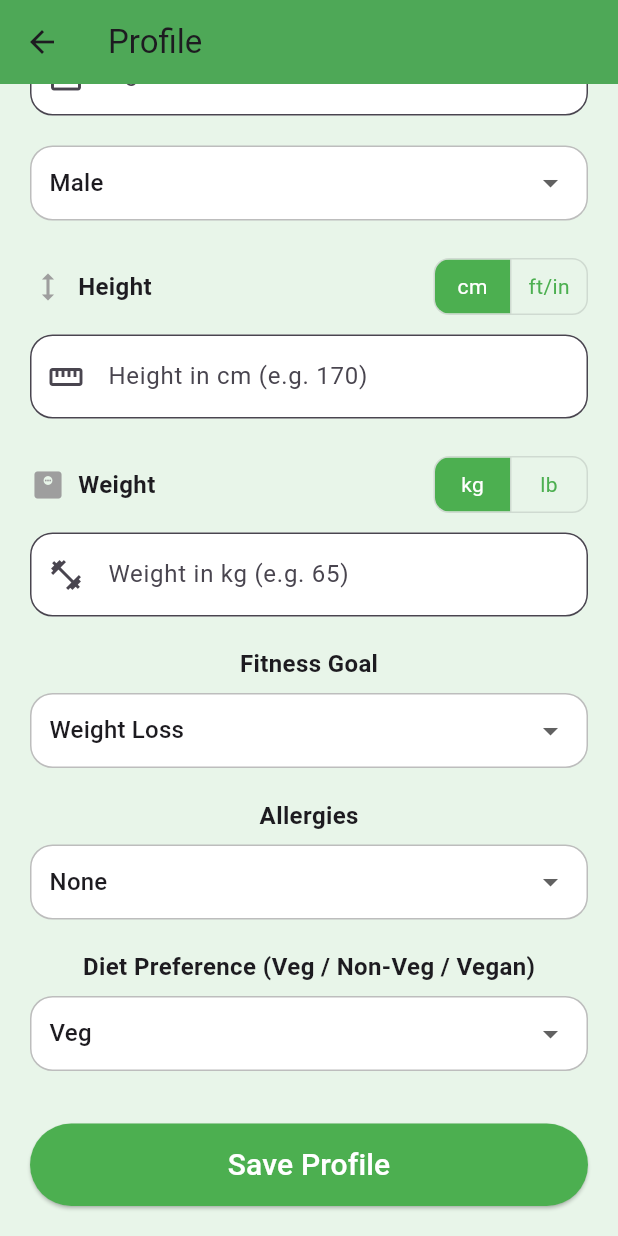
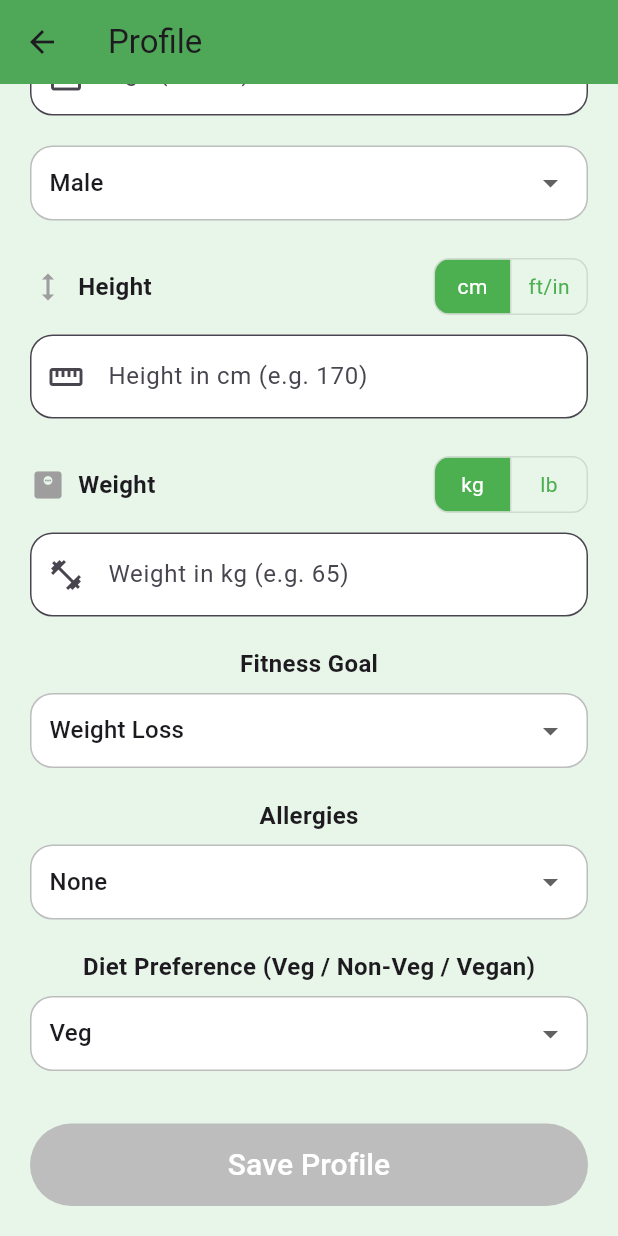
Before and after one commit to sowmyameenuga/Nutrimeal-, a Flutter app: the ProfileScreen screen opened by its route, scrolled down 256 dp, on a phone screen of 412 x 824 dp. Run offline on Flutter 3.47's test engine with Material 3 defaults, Android fonts, the phone set to English and light mode, and no system bars; our stand-ins replace shared_preferences; accounts and stored records are empty; network calls fail.

Commit message:
feat: add strict input validation - name letters only, age 1-100, height/weight numeric with limits, disable save until valid

```diff
--- a/lib/screens/profile_screen.dart
+++ b/lib/screens/profile_screen.dart
@@ -1,4 +1,5 @@
 import 'package:flutter/material.dart';
+import 'package:flutter/services.dart';
 import '../services/profile_service.dart';
 
 class ProfileScreen extends StatefulWidget {
@@ -27,6 +28,8 @@ class _ProfileScreenState extends State<ProfileScreen> {
   String _weightUnit = "kg"; // "kg" or "lb"
 
   // Validation error messages
+  String? _nameError;
+  String? _ageError;
   String? _heightError;
   String? _weightError;
 
@@ -120,7 +123,27 @@ class _ProfileScreenState extends State<ProfileScreen> {
     return val;
   }
 
-  /// Validate height and return error string or null
+  // ─── Validation Methods ────────────────────────────────────────────
+
+  String? _validateName() {
+    final name = nameController.text.trim();
+    if (name.isEmpty) return "Please enter your name";
+    if (name.length < 2) return "Name must be at least 2 characters";
+    if (!RegExp(r'^[a-zA-Z\s]+$').hasMatch(name)) {
+      return "Name can only contain letters and spaces";
+    }
+    return null;
+  }
+
+  String? _validateAge() {
+    final text = ageController.text.trim();
+    if (text.isEmpty) return "Please enter your age";
+    final age = int.tryParse(text);
+    if (age == null) return "Age must be a number";
+    if (age < 1 || age > 100) return "Age must be between 1 and 100";
+    return null;
+  }
+
   String? _validateHeight() {
     final cm = _getHeightInCm();
     if (cm == null) return "Please enter your height";
@@ -134,7 +157,6 @@ class _ProfileScreenState extends State<ProfileScreen> {
     return null;
   }
 
-  /// Validate weight and return error string or null
   String? _validateWeight() {
     final kg = _getWeightInKg();
     if (kg == null) return "Please enter your weight";
@@ -148,11 +170,22 @@ class _ProfileScreenState extends State<ProfileScreen> {
     return null;
   }
 
+  /// Returns true if the form is currently valid (for enabling/disabling Save button)
+  bool get _isFormValid {
+    return nameController.text.trim().isNotEmpty &&
+        ageController.text.trim().isNotEmpty &&
+        (_heightUnit == "cm"
+            ? heightController.text.trim().isNotEmpty
+            : (heightFeetController.text.trim().isNotEmpty || heightInchesController.text.trim().isNotEmpty)) &&
+        weightController.text.trim().isNotEmpty;
+  }
+
+  // ─── Unit Conversion ───────────────────────────────────────────────
+
   void _onHeightUnitChanged(String newUnit) {
     if (newUnit == _heightUnit) return;
 
     if (_heightUnit == "cm" && newUnit == "ft") {
-      // Convert current cm value to ft/in
       final cm = double.tryParse(heightController.text.trim());
       if (cm != null) {
         _setCmToFeetInches(cm);
@@ -161,7 +194,6 @@ class _ProfileScreenState extends State<ProfileScreen> {
         heightInchesController.clear();
       }
     } else if (_heightUnit == "ft" && newUnit == "cm") {
-      // Convert current ft/in to cm
       final cm = _getHeightInCm();
       if (cm != null) {
         heightController.text = cm.toStringAsFixed(1);
@@ -194,16 +226,22 @@ class _ProfileScreenState extends State<ProfileScreen> {
     });
   }
 
+  // ─── Save ──────────────────────────────────────────────────────────
+
   Future<void> saveProfile() async {
-    // Validate
+    // Run all validations
+    final nameErr = _validateName();
+    final ageErr = _validateAge();
     final heightErr = _validateHeight();
     final weightErr = _validateWeight();
     setState(() {
+      _nameError = nameErr;
+      _ageError = ageErr;
       _heightError = heightErr;
       _weightError = weightErr;
     });
 
-    if (heightErr != null || weightErr != null) return;
+    if (nameErr != null || ageErr != null || heightErr != null || weightErr != null) return;
 
     setState(() => _isSaving = true);
 
@@ -211,8 +249,8 @@ class _ProfileScreenState extends State<ProfileScreen> {
     final weightKg = _getWeightInKg()!;
 
     final response = await ProfileService.saveProfile(
-      name: nameController.text,
-      age: ageController.text,
+      name: nameController.text.trim(),
+      age: ageController.text.trim(),
       gender: selectedGender,
       heightCm: heightCm.toStringAsFixed(1),
       weightKg: weightKg.toStringAsFixed(1),
@@ -273,10 +311,45 @@ class _ProfileScreenState extends State<ProfileScreen> {
 
             const SizedBox(height: 25),
 
-            textField(controller: nameController, hint: "Full Name", icon: Icons.person),
+            // NAME — letters and spaces only
+            TextField(
+              controller: nameController,
+              keyboardType: TextInputType.name,
+              inputFormatters: [
+                FilteringTextInputFormatter.allow(RegExp(r'[a-zA-Z\s]')),
+                LengthLimitingTextInputFormatter(50),
+              ],
+              decoration: InputDecoration(
+                hintText: "Full Name",
+                prefixIcon: const Icon(Icons.person),
+                border: OutlineInputBorder(borderRadius: BorderRadius.circular(15)),
+                filled: true,
+                fillColor: Colors.white,
+                errorText: _nameError,
+              ),
+              onChanged: (_) => setState(() => _nameError = null),
+            ),
             const SizedBox(height: 20),
 
-            textField(controller: ageController, hint: "Age", icon: Icons.calendar_today),
+            // AGE — numbers only, 1-100
+            TextField(
+              controller: ageController,
+              keyboardType: TextInputType.number,
+              inputFormatters: [
+                FilteringTextInputFormatter.digitsOnly,
+                LengthLimitingTextInputFormatter(3),
+                _MaxValueInputFormatter(100),
+              ],
+              decoration: InputDecoration(
+                hintText: "Age (1–100)",
+                prefixIcon: const Icon(Icons.calendar_today),
+                border: OutlineInputBorder(borderRadius: BorderRadius.circular(15)),
+                filled: true,
+                fillColor: Colors.white,
+                errorText: _ageError,
+              ),
+              onChanged: (_) => setState(() => _ageError = null),
+            ),
             const SizedBox(height: 20),
 
             dropdownBox(
@@ -341,8 +414,12 @@ class _ProfileScreenState extends State<ProfileScreen> {
               width: double.infinity,
               height: 55,
               child: ElevatedButton(
-                onPressed: _isSaving ? null : saveProfile,
-                style: ElevatedButton.styleFrom(backgroundColor: Colors.green),
+                // Disable button if form is incomplete
+                onPressed: (_isSaving || !_isFormValid) ? null : saveProfile,
+                style: ElevatedButton.styleFrom(
+                  backgroundColor: Colors.green,
+                  disabledBackgroundColor: Colors.grey.shade400,
+                ),
                 child: _isSaving
                     ? const CircularProgressIndicator(color: Colors.white)
                     : const Text(
@@ -392,7 +469,12 @@ class _ProfileScreenState extends State<ProfileScreen> {
         if (_heightUnit == "cm")
           TextField(
             controller: heightController,
-            keyboardType: TextInputType.number,
+            keyboardType: const TextInputType.numberWithOptions(decimal: true),
+            inputFormatters: [
+              FilteringTextInputFormatter.allow(RegExp(r'[\d.]')),
+              LengthLimitingTextInputFormatter(5), // e.g. 250.0
+              _SingleDecimalFormatter(),
+            ],
             decoration: InputDecoration(
               hintText: "Height in cm (e.g. 170)",
               prefixIcon: const Icon(Icons.straighten),
@@ -411,6 +493,11 @@ class _ProfileScreenState extends State<ProfileScreen> {
                 child: TextField(
                   controller: heightFeetController,
                   keyboardType: TextInputType.number,
+                  inputFormatters: [
+                    FilteringTextInputFormatter.digitsOnly,
+                    LengthLimitingTextInputFormatter(1), // max 8 feet
+                    _MaxValueInputFormatter(8),
+                  ],
                   decoration: InputDecoration(
                     hintText: "Feet",
                     suffixText: "ft",
@@ -426,6 +513,11 @@ class _ProfileScreenState extends State<ProfileScreen> {
                 child: TextField(
                   controller: heightInchesController,
                   keyboardType: TextInputType.number,
+                  inputFormatters: [
+                    FilteringTextInputFormatter.digitsOnly,
+                    LengthLimitingTextInputFormatter(2), // max 11 inches
+                    _MaxValueInputFormatter(11),
+                  ],
                   decoration: InputDecoration(
                     hintText: "Inches",
                     suffixText: "in",
@@ -479,7 +571,12 @@ class _ProfileScreenState extends State<ProfileScreen> {
         const SizedBox(height: 8),
         TextField(
           controller: weightController,
-          keyboardType: TextInputType.number,
+          keyboardType: const TextInputType.numberWithOptions(decimal: true),
+          inputFormatters: [
+            FilteringTextInputFormatter.allow(RegExp(r'[\d.]')),
+            LengthLimitingTextInputFormatter(6), // e.g. 300.0 or 661.4
+            _SingleDecimalFormatter(),
+          ],
           decoration: InputDecoration(
             hintText: _weightUnit == "kg" ? "Weight in kg (e.g. 65)" : "Weight in lb (e.g. 143)",
             prefixIcon: const Icon(Icons.fitness_center),
@@ -492,23 +589,6 @@ class _ProfileScreenState extends State<ProfileScreen> {
           onChanged: (_) => setState(() => _weightError = null),
         ),
       ],
-    );
-  }
-
-  Widget textField({
-    required TextEditingController controller,
-    required String hint,
-    required IconData icon,
-  }) {
-    return TextField(
-      controller: controller,
-      decoration: InputDecoration(
-        hintText: hint,
-        prefixIcon: Icon(icon),
-        border: OutlineInputBorder(borderRadius: BorderRadius.circular(15)),
-        filled: true,
-        fillColor: Colors.white,
-      ),
     );
   }
 
@@ -539,3 +619,41 @@ class _ProfileScreenState extends State<ProfileScreen> {
     );
   }
 }
+
+// ─── Custom Input Formatters ─────────────────────────────────────────
+
+/// Prevents entering a value greater than [maxValue].
+class _MaxValueInputFormatter extends TextInputFormatter {
+  final int maxValue;
+
+  _MaxValueInputFormatter(this.maxValue);
+
+  @override
+  TextEditingValue formatEditUpdate(
+      TextEditingValue oldValue, TextEditingValue newValue) {
+    if (newValue.text.isEmpty) return newValue;
+    final intVal = int.tryParse(newValue.text);
+    if (intVal == null || intVal > maxValue) {
+      return oldValue;
+    }
+    return newValue;
+  }
+}
+
+/// Allows only one decimal point in the input.
+class _SingleDecimalFormatter extends TextInputFormatter {
+  @override
+  TextEditingValue formatEditUpdate(
+      TextEditingValue oldValue, TextEditingValue newValue) {
+    final text = newValue.text;
+    // Reject if there are multiple decimal points
+    if ('.'.allMatches(text).length > 1) {
+      return oldValue;
+    }
+    // Reject if it starts with a dot (require leading digit)
+    if (text.startsWith('.')) {
+      return oldValue;
+    }
+    return newValue;
+  }
+}
```
